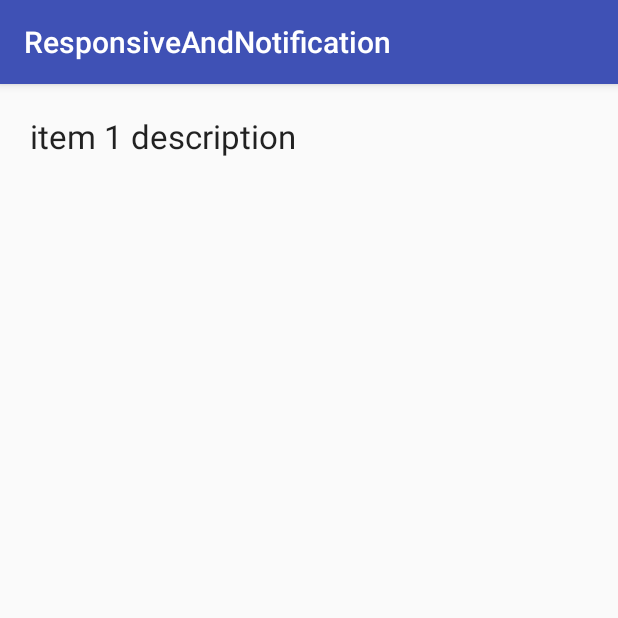
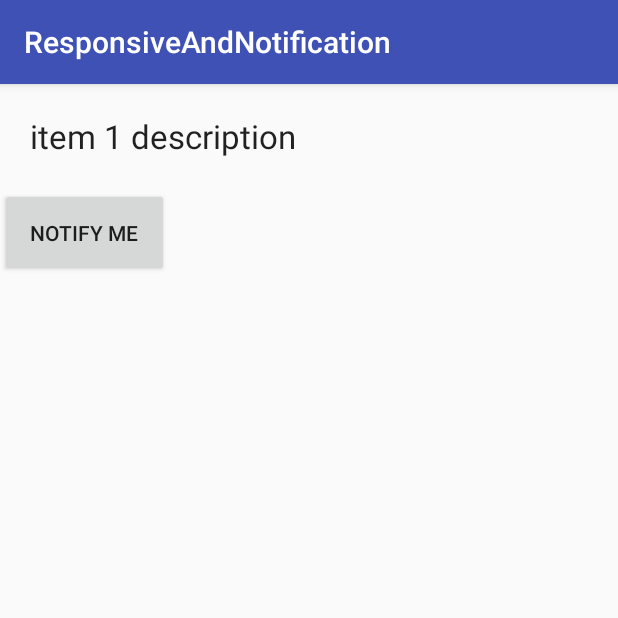
Before and after one commit to noureldeen-abouelkassem/WorkOut, an Android app: the fragment ItemDescriptionFragment shown on its own in the app's theme, on a phone screen of 412 x 824 dp, the top half of it. Run offline under Robolectric (Android 15) with nearby library versions, the phone set to English and light mode, and no system bars.

Commit message:
now we use notifications :)

```diff
--- a/app/src/main/java/com/example/noureldeen/responsiveandnotification/ItemDescriptionFragment.java
+++ b/app/src/main/java/com/example/noureldeen/responsiveandnotification/ItemDescriptionFragment.java
@@ -1,11 +1,15 @@
 package com.example.noureldeen.responsiveandnotification;
 
 import android.app.Fragment;
+import android.app.NotificationManager;
+import android.content.Context;
 import android.os.Bundle;
 import android.support.annotation.Nullable;
+import android.support.v7.app.NotificationCompat;
 import android.view.LayoutInflater;
 import android.view.View;
 import android.view.ViewGroup;
+import android.widget.Button;
 import android.widget.TextView;
 
 /**
@@ -15,6 +19,22 @@ import android.widget.TextView;
 public class ItemDescriptionFragment extends Fragment {
     TextView itemDescription;
     private int ItemID = 0;
+    Button showNotification;
+    View.OnClickListener onClickListener = new View.OnClickListener() {
+        @Override
+        public void onClick(View view) {
+            int mNotificationId = 1;
+            NotificationCompat.Builder mBuilder =
+                    (NotificationCompat.Builder) new NotificationCompat.Builder(getActivity())
+                            .setSmallIcon(R.mipmap.notification_icon)
+                            .setContentTitle("My notification")
+                            .setContentText("Hello World!");
+            NotificationManager mNotificationManager =
+                    (NotificationManager) getActivity().getSystemService(Context.NOTIFICATION_SERVICE);
+
+            mNotificationManager.notify(mNotificationId, mBuilder.build());
+        }
+    };
 
     @Nullable
     @Override
@@ -25,6 +45,8 @@ public class ItemDescriptionFragment extends Fragment {
         View view = inflater.inflate(R.layout.fragment_itemdetails, container, false);
         itemDescription = (TextView) view.findViewById(R.id.textView_itemDescription);
         itemDescription.setText(MyList.myList[ItemID].getDescription());
+        showNotification = (Button) view.findViewById(R.id.button_showNotification);
+        showNotification.setOnClickListener(onClickListener);
         return view;
     }
 
--- a/app/src/main/res/layout-large/fragment_itemdetails.xml
+++ b/app/src/main/res/layout-large/fragment_itemdetails.xml
@@ -13,4 +13,12 @@
         android:padding="10dp"
         android:textAppearance="@style/Base.TextAppearance.AppCompat.Large" />
 
+    <Button
+        android:id="@+id/button_showNotification"
+        android:layout_width="wrap_content"
+        android:layout_height="wrap_content"
+        android:padding="20dp"
+        android:text="Notify Me" />
+
+
 </LinearLayout>
--- a/app/src/main/res/layout/fragment_itemdetails.xml
+++ b/app/src/main/res/layout/fragment_itemdetails.xml
@@ -11,4 +11,11 @@
         android:layout_margin="10dp"
         android:padding="10dp" />
 
+    <Button
+        android:id="@+id/button_showNotification"
+        android:layout_width="wrap_content"
+        android:layout_height="wrap_content"
+        android:padding="20dp"
+        android:text="Notify Me" />
+
 </LinearLayout>
```
Also changed, not shown: app/src/main/java/com/example/noureldeen/responsiveandnotification/DetailsActivity.java (+23 -1 lines), app/src/main/res/layout/activity_details.xml (+10 -2 lines), app/src/main/res/mipmap-hdpi/ic_launcher.png, app/src/main/res/mipmap-mdpi/ic_launcher.png, app/src/main/res/mipmap-xhdpi/ic_launcher.png, app/src/main/res/mipmap-xxhdpi/ic_launcher.png, app/src/main/res/mipmap-xxxhdpi/ic_launcher.png.
